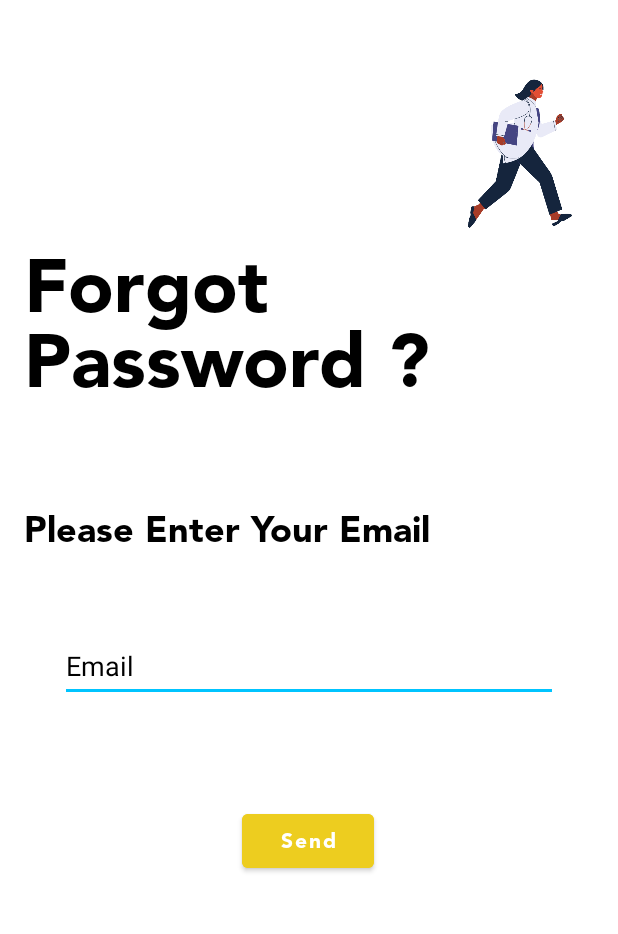
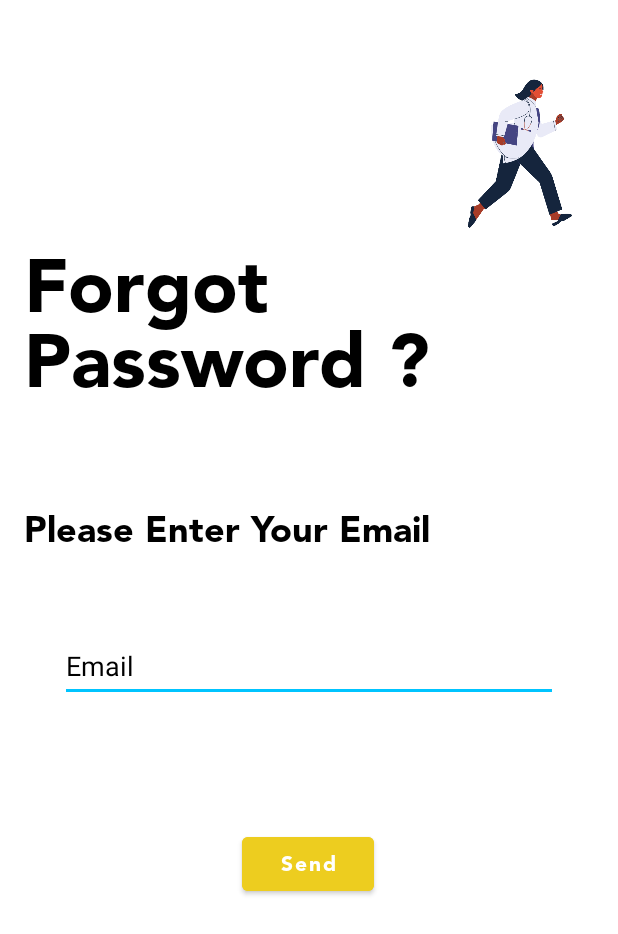
Before and after one commit to sid5566/IclinicX, an Android app: the Forget screen opened directly, with no data from a screen before it, on a phone screen of 412 x 824 dp. Shown: the top 934 px of the screen. Run offline under Robolectric (Android 15) with nearby library versions, the phone set to English and light mode, and no system bars; our stand-ins replace Firebase (no records; nobody signed in at launch, a user with empty details on screens opened directly).

Commit message:
Update activity_forget.xml

```diff
--- a/app/src/main/res/layout/activity_forget.xml
+++ b/app/src/main/res/layout/activity_forget.xml
@@ -58,12 +58,10 @@
         app:layout_constraintTop_toBottomOf="@+id/textView"
         app:layout_constraintVertical_bias="0.044" />
 
-    <Button
+   <Button
         android:id="@+id/SendForget"
         android:layout_width="wrap_content"
         android:layout_height="wrap_content"
-        android:layout_marginTop="40dp"
-        android:layout_marginBottom="220dp"
         android:backgroundTint="#EDCD1F"
         android:fontFamily="@font/mainf"
         android:text="Send"
@@ -73,8 +71,8 @@
         app:layout_constraintEnd_toEndOf="parent"
         app:layout_constraintHorizontal_bias="0.498"
         app:layout_constraintStart_toStartOf="parent"
-        app:layout_constraintTop_toBottomOf="@+id/L_Email"
-        app:layout_constraintVertical_bias="0.595" />
+        app:layout_constraintTop_toTopOf="parent"
+        app:layout_constraintVertical_bias="0.711" />
 
     <ImageView
         android:id="@+id/imageView2"
```
